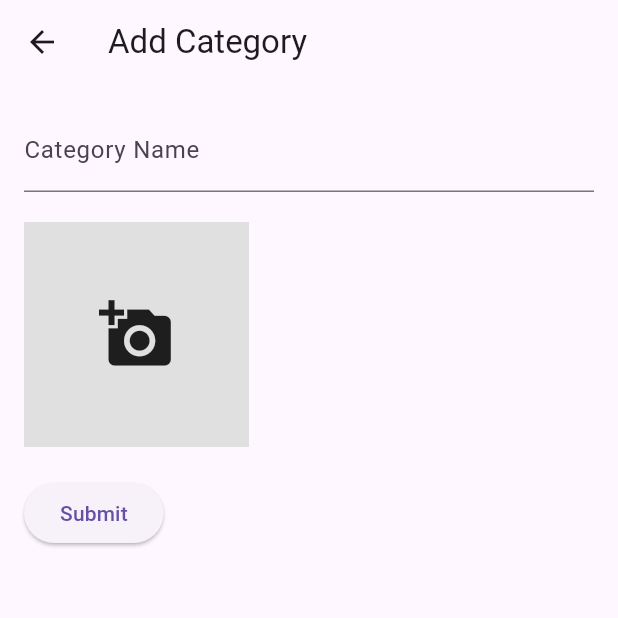
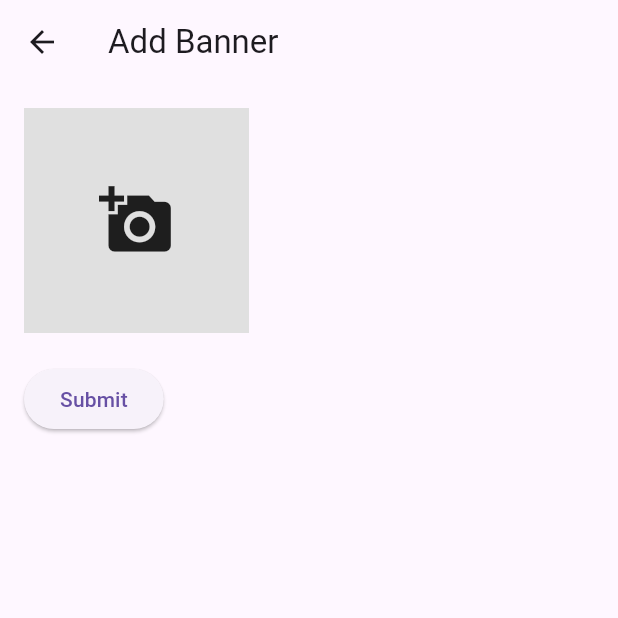
Before and after one commit to mostafamahmoud145/furniture_app, a Flutter app: the screen it shows after launch, after a tap on the "add" icon, on a phone screen of 412 x 824 dp, the top half of it. Run offline on Flutter 3.47's test engine with Material 3 defaults, Android fonts, the phone set to English and light mode, and no system bars; our stand-ins replace auto_size_text, bloc, cached_network_image, cloud_firestore, device_preview, firebase_core and 5 more; missing offline and left inert: firebase_pagination; accounts and stored records are empty.

Commit message:
- add & edit banner

```diff
--- /dev/null
+++ b/lib/features/dashboard/banners/data/model/banner_model.dart
@@ -0,0 +1,23 @@
+class BannerModel {
+  String id;
+  String imageUrl;
+
+  BannerModel({
+    required this.id,
+    required this.imageUrl,
+  });
+
+  factory BannerModel.fromJson(Map<String, dynamic> json) {
+    return BannerModel(
+      id: json['id'],
+      imageUrl: json['imageUrl'],
+    );
+  }
+
+  Map<String, dynamic> toJson() {
+    return {
+      'id': id,
+      'imageUrl': imageUrl,
+    };
+  }
+}
--- /dev/null
+++ b/lib/features/dashboard/banners/data/repos/banner_repository.dart
@@ -0,0 +1,101 @@
+import 'dart:typed_data';
+
+import 'package:cloud_firestore/cloud_firestore.dart';
+import 'package:furniture_app/features/dashboard/banners/data/model/banner_model.dart';
+import 'package:supabase_flutter/supabase_flutter.dart';
+
+class BannerRepository {
+  final FirebaseFirestore _firestore;
+  final SupabaseClient _supabaseClient;
+
+  BannerRepository()
+      : _firestore = FirebaseFirestore.instance,
+        _supabaseClient = Supabase.instance.client;
+
+  /// Add a new banner to Firestore
+  Future<void> addBanner(BannerModel banner) async {
+    try {
+      await _firestore
+          .collection('Banners')
+          .doc(banner.id)
+          .set(banner.toJson());
+      print('Banner added successfully');
+    } catch (e) {
+      print('Error adding banner: $e');
+      throw Exception('Failed to add Banner');
+    }
+  }
+
+  /// Update an existing banner in Firestore
+  Future<void> updateBanner(BannerModel banner) async {
+    try {
+      await _firestore
+          .collection('Banners')
+          .doc(banner.id)
+          .update(banner.toJson());
+      print('Banner updated successfully');
+    } catch (e) {
+      print('Error updating banner: $e');
+      throw Exception('Failed to update banner');
+    }
+  }
+
+  /// Delete a banner and its associated images
+  Future<void> deleteBanner(
+    BannerModel banner,
+  ) async {
+    try {
+      // 1. Delete banner document from Firestore
+      await _firestore.collection('Banners').doc(banner.id).delete();
+
+      final filePath = _extractFilePath(banner.imageUrl);
+      await _supabaseClient.storage.from('images').remove([filePath]);
+
+      print('Banner and associated images deleted successfully.');
+    } catch (e) {
+      print('Error deleting banner: $e');
+      throw Exception('Failed to delete banner and its images.');
+    }
+  }
+
+  /// Upload an image to Supabase Storage
+  Future<String?> uploadImage(Uint8List fileBytes, String fileName) async {
+    try {
+      // Specify the bucket name where the images will be stored
+      const bucketName = 'images';
+
+      // Generate a unique path for the file
+      final String filePath = 'banners/$fileName';
+
+      // Upload the file to the Supabase bucket
+      await _supabaseClient.storage
+          .from(bucketName)
+          .uploadBinary(filePath, fileBytes);
+
+      // Get the public URL of the uploaded image
+      final String publicUrl =
+          _supabaseClient.storage.from(bucketName).getPublicUrl(filePath);
+
+      return publicUrl;
+    } catch (e) {
+      print('Error uploading image: $e');
+      return null;
+    }
+  }
+
+  /// Delete an image from Supabase storage
+  Future<void> deleteImage(String imagePath) async {
+    try {
+      await _supabaseClient.storage.from('images').remove([imagePath]);
+    } catch (e) {
+      print('Error deleting image: $e');
+      throw Exception('Image deletion failed');
+    }
+  }
+
+  /// Extract file path from Supabase public URL
+  String _extractFilePath(String publicUrl) {
+    final basePath = _supabaseClient.storage.from('images').getPublicUrl('');
+    return publicUrl.replaceFirst(basePath, '');
+  }
+}
--- /dev/null
+++ b/lib/features/dashboard/banners/view/components/buttons/submit_banner_button.dart
@@ -0,0 +1,38 @@
+import 'package:flutter/material.dart';
+import 'package:flutter_bloc/flutter_bloc.dart';
+import 'package:furniture_app/features/dashboard/banners/data/model/banner_model.dart';
+import 'package:furniture_app/features/dashboard/banners/view_model/banner_form_cubit/banner_form_cubit.dart';
+import 'package:furniture_app/features/dashboard/banners/view_model/banner_submission_cubit/banner_submission_cubit.dart';
+
+class SubmitBannerButton extends StatelessWidget {
+  const SubmitBannerButton({
+    super.key,
+    required this.banner,
+    required GlobalKey<FormState> formKey,
+  }) : _formKey = formKey;
+
+  final BannerModel? banner;
+  final GlobalKey<FormState> _formKey;
+
+  @override
+  Widget build(BuildContext context) {
+    return BlocBuilder<BannerFormCubit, BannerFormState>(
+      builder: (context, state) {
+        return ElevatedButton(
+          onPressed: () {
+            if (_formKey.currentState!.validate() &&
+                (state.imageBytes != null ||
+                    state.imageUrl.trim().isNotEmpty)) {
+              BlocProvider.of<BannerSubmissionCubit>(context).submitBanner(
+                id: banner?.id ?? '',
+                newImage: state.imageBytes,
+                existingImageUrl: state.imageUrl,
+              );
+            }
+          },
+          child: const Text('Submit'),
+        );
+      },
+    );
+  }
+}
--- /dev/null
+++ b/lib/features/dashboard/banners/view/components/widgets/main_banner_image.dart
@@ -0,0 +1,38 @@
+import 'package:flutter/material.dart';
+import 'package:flutter_bloc/flutter_bloc.dart';
+import 'package:furniture_app/features/dashboard/banners/view_model/banner_form_cubit/banner_form_cubit.dart';
+
+class MainBannerImage extends StatelessWidget {
+  const MainBannerImage({super.key});
+
+  @override
+  Widget build(BuildContext context) {
+    return BlocBuilder<BannerFormCubit, BannerFormState>(
+      builder: (context, state) {
+        return GestureDetector(
+          onTap: () => BlocProvider.of<BannerFormCubit>(context).pickImage(),
+          child: state.imageBytes != null
+              ? Image.memory(
+                  state.imageBytes!,
+                  width: 150,
+                  height: 150,
+                  fit: BoxFit.cover,
+                )
+              : state.imageUrl.isNotEmpty
+                  ? FadeInImage.assetNetwork(
+                      placeholder: 'icons/load.gif',
+                      image: state.imageUrl,
+                      height: 100,
+                      width: 100,
+                    )
+                  : Container(
+                      width: 150,
+                      height: 150,
+                      color: Colors.grey[300],
+                      child: const Icon(Icons.add_a_photo, size: 50),
+                    ),
+        );
+      },
+    );
+  }
+}
--- /dev/null
+++ b/lib/features/dashboard/banners/view/pages/add_banner_page.dart
@@ -0,0 +1,92 @@
+import 'package:flutter/material.dart';
+import 'package:flutter_bloc/flutter_bloc.dart';
+import 'package:furniture_app/features/dashboard/banners/data/model/banner_model.dart';
+import 'package:furniture_app/features/dashboard/banners/data/repos/banner_repository.dart';
+import 'package:furniture_app/features/dashboard/banners/view/components/buttons/submit_banner_button.dart';
+import 'package:furniture_app/features/dashboard/banners/view/components/widgets/main_banner_image.dart';
+import 'package:furniture_app/features/dashboard/banners/view_model/banner_form_cubit/banner_form_cubit.dart';
+import 'package:furniture_app/features/dashboard/banners/view_model/banner_submission_cubit/banner_submission_cubit.dart';
+
+class AddBannerPage extends StatelessWidget {
+  final BannerModel? banner;
+
+  const AddBannerPage({super.key, this.banner});
+
+  @override
+  Widget build(BuildContext context) {
+    /// Create a global key for the form
+    final _formKey = GlobalKey<FormState>();
+
+    return MultiBlocProvider(
+      providers: [
+        /// Provide the BannerFormCubit
+        BlocProvider(
+          create: (context) => BannerFormCubit()
+            ..initialize(
+              existingImageUrl: banner?.imageUrl ?? '',
+            ),
+        ),
+
+        /// Provide the BannerSubmissionCubit
+        BlocProvider(
+          create: (context) => BannerSubmissionCubit(
+            bannerRepository: BannerRepository(),
+          ),
+        ),
+      ],
+      child: BlocConsumer<BannerSubmissionCubit, BannerSubmissionState>(
+        listener: (context, state) {
+          if (state is BannerSubmissionSuccess) {
+            // Show success message
+            ScaffoldMessenger.of(context).showSnackBar(
+              const SnackBar(content: Text('Banner submitted successfully.')),
+            );
+
+            // Navigate back to the previous screen
+            Navigator.pop(context);
+          } else if (state is BannerSubmissionError) {
+            // Show error message
+            ScaffoldMessenger.of(context).showSnackBar(
+              SnackBar(content: Text(state.message)),
+            );
+          }
+        },
+        builder: (context, submissionState) {
+          return Scaffold(
+            appBar: AppBar(
+              title: Text(banner == null ? 'Add Banner' : 'Edit Banner'),
+            ),
+            body: Padding(
+              padding: const EdgeInsets.all(16.0),
+              child: Form(
+                key: _formKey,
+                child: BlocBuilder<BannerFormCubit, BannerFormState>(
+                  builder: (context, formState) {
+                    return Column(
+                      crossAxisAlignment: CrossAxisAlignment.start,
+                      children: [
+                        // Banner Image Picker
+                        const MainBannerImage(),
+
+                        /// <--- Vertical spacing --->
+                        const SizedBox(height: 20),
+
+                        // Submit Button
+                        submissionState is BannerSubmissionLoading
+                            ? const Center(child: CircularProgressIndicator())
+                            : SubmitBannerButton(
+                                banner: banner,
+                                formKey: _formKey,
+                              ),
+                      ],
+                    );
+                  },
+                ),
+              ),
+            ),
+          );
+        },
+      ),
+    );
+  }
+}
--- /dev/null
+++ b/lib/features/dashboard/banners/view/pages/view_banners_page.dart
@@ -0,0 +1,79 @@
+import 'package:cloud_firestore/cloud_firestore.dart';
+import 'package:firebase_pagination/firebase_pagination.dart';
+import 'package:flutter/material.dart';
+import 'package:furniture_app/features/dashboard/banners/data/model/banner_model.dart';
+import 'package:furniture_app/features/dashboard/banners/data/repos/banner_repository.dart';
+import 'package:furniture_app/features/dashboard/products/view/components/dialogs/delete_confirmation_dialog.dart';
+import 'package:furniture_app/route/routes_names.dart';
+import 'package:go_router/go_router.dart';
+
+class ViewBannersPage extends StatefulWidget {
+  const ViewBannersPage({super.key});
+
+  @override
+  State<ViewBannersPage> createState() => _ViewBannersPageState();
+}
+
+class _ViewBannersPageState extends State<ViewBannersPage> {
+  @override
+  Widget build(BuildContext context) {
+    return Scaffold(
+      appBar: AppBar(
+        title: const Text('Banners'),
+        actions: [
+          IconButton(
+            icon: const Icon(Icons.add),
+            onPressed: () {
+              /// Navigate to add banner page
+              GoRouter.of(context).push(RoutersNames.addBanner);
+            },
+          )
+        ],
+      ),
+      body: FirestorePagination(
+        isLive: true,
+        query: FirebaseFirestore.instance.collection('Banners'),
+        separatorBuilder: (p0, p1) => const Divider(),
+        itemBuilder: (context, document, index) {
+          try {
+            /// Convert the document to a banner model
+            BannerModel bannerModel = BannerModel.fromJson(
+                document[index].data() as Map<String, dynamic>);
+
+            /// Item Builder
+            return ListTile(
+              onTap: () {
+                /// Navigate to the add banner page
+                GoRouter.of(context)
+                    .push(RoutersNames.addBanner, extra: bannerModel);
+              },
+              title: Text("ID: ${bannerModel.id}"),
+              leading: FadeInImage.assetNetwork(
+                placeholder: 'icons/load.gif',
+                image: bannerModel.imageUrl,
+                height: 150,
+                width: 150,
+              ),
+              trailing: IconButton(
+                icon: const Icon(Icons.delete),
+                onPressed: () {
+                  /// Show the delete confirmation dialog
+                  showDeleteConfirmationDialog(
+                    context: context,
+                    name: bannerModel.id,
+                    onConfirm: () {
+                      BannerRepository().deleteBanner(bannerModel);
+                    },
+                  );
+                },
+              ),
+            );
+          } catch (e) {
+            return const SizedBox();
+          }
+        },
+        onEmpty: const Center(child: Text('No banners found')),
+      ),
+    );
+  }
+}
--- /dev/null
+++ b/lib/features/dashboard/banners/view_model/banner_form_cubit/banner_form_cubit.dart
@@ -0,0 +1,34 @@
+import 'dart:typed_data';
+import 'package:bloc/bloc.dart';
+import 'package:image_picker/image_picker.dart';
+
+part 'banner_form_state.dart';
+
+class BannerFormCubit extends Cubit<BannerFormState> {
+  final ImagePicker _picker = ImagePicker();
+
+  BannerFormCubit() : super(BannerFormState());
+
+  /// Initialize the cubit with existing banner data or defaults
+  void initialize({
+    required String existingImageUrl,
+  }) {
+    emit(BannerFormState(
+      imageUrl: existingImageUrl,
+    ));
+  }
+
+  /// Pick an image and update the state with the selected image
+  Future<void> pickImage() async {
+    try {
+      final XFile? pickedFile =
+          await _picker.pickImage(source: ImageSource.gallery);
+      if (pickedFile != null) {
+        final Uint8List imageBytes = await pickedFile.readAsBytes();
+        emit(state.copyWith(imageBytes: imageBytes));
+      }
+    } catch (e) {
+      print('Error picking image: $e');
+    }
+  }
+}
--- /dev/null
+++ b/lib/features/dashboard/banners/view_model/banner_form_cubit/banner_form_state.dart
@@ -0,0 +1,21 @@
+part of 'banner_form_cubit.dart';
+
+class BannerFormState {
+  final String imageUrl;
+  final Uint8List? imageBytes;
+
+  BannerFormState({
+    this.imageUrl = '',
+    this.imageBytes,
+  });
+
+  BannerFormState copyWith({
+    String? imageUrl,
+    Uint8List? imageBytes,
+  }) {
+    return BannerFormState(
+      imageUrl: imageUrl ?? this.imageUrl,
+      imageBytes: imageBytes ?? this.imageBytes,
+    );
+  }
+}
--- /dev/null
+++ b/lib/features/dashboard/banners/view_model/banner_submission_cubit/banner_submission_cubit.dart
@@ -0,0 +1,71 @@
+import 'dart:typed_data';
+import 'package:bloc/bloc.dart';
+import 'package:furniture_app/features/dashboard/banners/data/model/banner_model.dart';
+import 'package:furniture_app/features/dashboard/banners/data/repos/banner_repository.dart';
+import 'package:supabase_flutter/supabase_flutter.dart';
+import 'package:uuid/uuid.dart';
+
+part 'banner_submission_state.dart';
+
+class BannerSubmissionCubit extends Cubit<BannerSubmissionState> {
+  final BannerRepository bannerRepository;
+
+  BannerSubmissionCubit({
+    required this.bannerRepository,
+  }) : super(BannerSubmissionInitial());
+
+  Future<void> submitBanner({
+    required String id,
+    Uint8List? newImage,
+    required String existingImageUrl,
+  }) async {
+    emit(BannerSubmissionLoading());
+
+    try {
+      String? uploadedImageUrl = existingImageUrl;
+      // Handle Image Upload
+      if (newImage != null) {
+        // Delete old image if exists
+        if (existingImageUrl.trim().isNotEmpty) {
+          await bannerRepository.deleteImage(
+            _extractFilePath(existingImageUrl),
+          );
+        }
+        // Upload new image
+        uploadedImageUrl = await bannerRepository.uploadImage(
+          newImage,
+          'banner_image_${DateTime.now().millisecondsSinceEpoch}.jpg',
+        );
+        if (uploadedImageUrl == null) {
+          emit(BannerSubmissionError(
+              message: "Error While Upload Image Please Try Again"));
+          return;
+        }
+      }
+
+      // Create Banner Model
+      final banner = BannerModel(
+        id: id.isEmpty ? const Uuid().v4() : id,
+        imageUrl: uploadedImageUrl,
+      );
+
+      // Determine Add or Update
+      if (id.isEmpty) {
+        await bannerRepository.addBanner(banner);
+        emit(BannerSubmissionSuccess(message: 'Banner added successfully.'));
+      } else {
+        await bannerRepository.updateBanner(banner);
+        emit(
+            BannerSubmissionSuccess(message: 'Banner updated successfully.'));
+      }
+    } catch (e) {
+      emit(BannerSubmissionError(message: 'Failed to submit banner: $e'));
+    }
+  }
+
+  String _extractFilePath(String publicUrl) {
+    final basePath =
+        Supabase.instance.client.storage.from('images').getPublicUrl('');
+    return publicUrl.replaceFirst(basePath, '');
+  }
+}
--- /dev/null
+++ b/lib/features/dashboard/banners/view_model/banner_submission_cubit/banner_submission_state.dart
@@ -0,0 +1,19 @@
+part of 'banner_submission_cubit.dart';
+
+abstract class BannerSubmissionState {}
+
+class BannerSubmissionInitial extends BannerSubmissionState {}
+
+class BannerSubmissionLoading extends BannerSubmissionState {}
+
+class BannerSubmissionSuccess extends BannerSubmissionState {
+  final String message;
+
+  BannerSubmissionSuccess({required this.message});
+}
+
+class BannerSubmissionError extends BannerSubmissionState {
+  final String message;
+
+  BannerSubmissionError({required this.message});
+}
--- a/lib/route/router_config.dart
+++ b/lib/route/router_config.dart
@@ -1,4 +1,7 @@
 import 'package:flutter/material.dart';
+import 'package:furniture_app/features/dashboard/banners/data/model/banner_model.dart';
+import 'package:furniture_app/features/dashboard/banners/view/pages/add_banner_page.dart';
+import 'package:furniture_app/features/dashboard/banners/view/pages/view_banners_page.dart';
 import 'package:furniture_app/features/dashboard/categories/data/model/category_model.dart';
 import 'package:furniture_app/features/dashboard/categories/view/pages/add_category_page.dart';
 import 'package:furniture_app/features/dashboard/categories/view/pages/view_categories_page.dart';
@@ -62,6 +65,17 @@ class RouteConfig {
             ));
           }),
 
+      GoRoute(
+          path: '/addBanner',
+          name: RoutersNames.addBanner,
+          pageBuilder: (context, state) {
+            var args = state.extra != null ? state.extra as BannerModel : null;
+            return MaterialPage(
+                child: AddBannerPage(
+              banner: args,
+            ));
+          }),
+
       // GoRoute(
       //   path: '/',
       //   name: RoutersNames.viewProducts,
@@ -69,11 +83,18 @@ class RouteConfig {
       //       const MaterialPage(child: ViewProductsPage()),
       // ),
 
+      // GoRoute(
+      //   path: '/',
+      //   name: RoutersNames.viewCategories,
+      //   pageBuilder: (context, state) =>
+      //       const MaterialPage(child: ViewCategoriesPage()),
+      // ),
+
       GoRoute(
         path: '/',
-        name: RoutersNames.viewCategories,
+        name: RoutersNames.viewBanners,
         pageBuilder: (context, state) =>
-            const MaterialPage(child: ViewCategoriesPage()),
+            const MaterialPage(child: ViewBannersPage()),
       ),
 
       GoRoute(
--- a/lib/route/routes_names.dart
+++ b/lib/route/routes_names.dart
@@ -5,8 +5,10 @@ class RoutersNames {
   static const String productDetails = '/productDetails';
   static const String addProduct = '/addProduct';
   static const String addCategory = '/addCategory';
+  static const String addBanner = '/addBanner';
   static const String viewProducts = '/viewProducts';
   static const String viewCategories = '/viewCategories';
+  static const String viewBanners = '/viewBanners';
   static const String screen1 = '/screen1';
   static const String screen1Section1 = '/section1';
   static const String screen2 = '/screen2';
```
